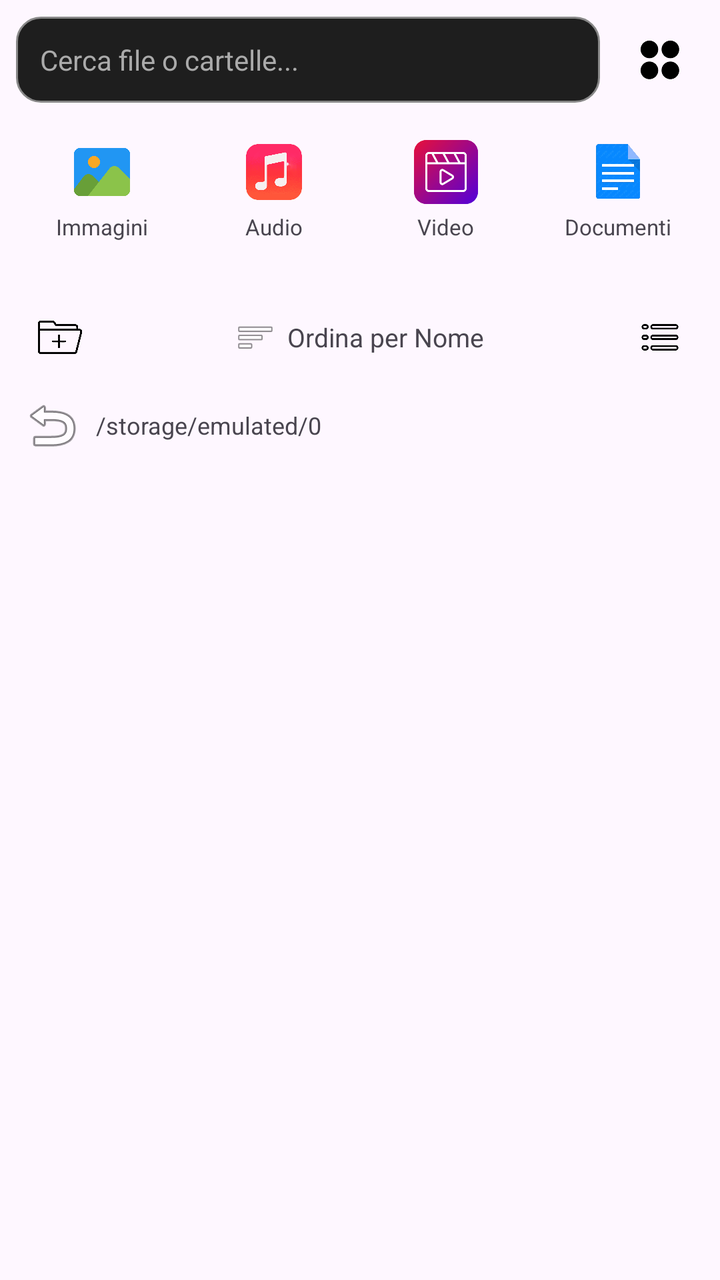
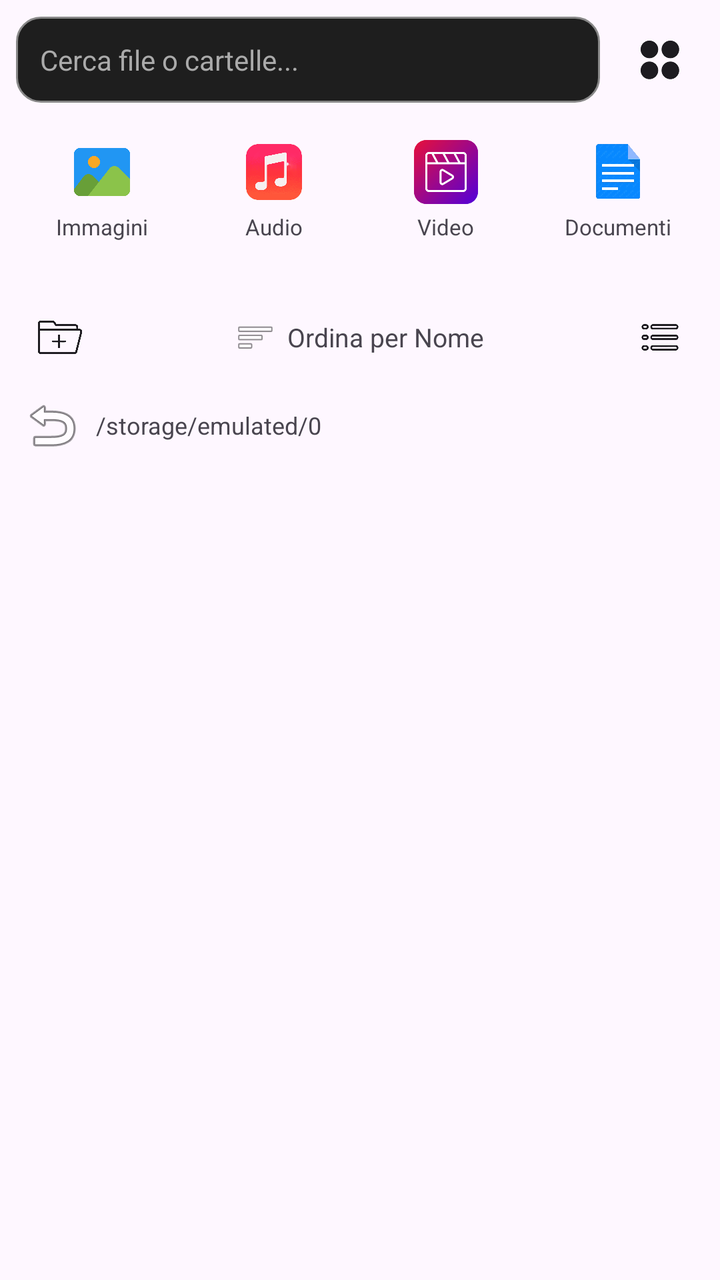

The first picture is an Android layout as it rendered before a commit; the second is the same layout after the commit. The layout source and the unified diff follow.
<!-- AndroidManifest.xml: application theme AppTheme -->
<!-- res/layout/activity_main.xml -->
<?xml version="1.0" encoding="utf-8"?>
<LinearLayout xmlns:android="http://schemas.android.com/apk/res/android"
    android:layout_width="match_parent"
    android:layout_height="match_parent"
    android:orientation="vertical"
    android:fitsSystemWindows="true">

    
    <LinearLayout
        android:id="@+id/searchBar"
        android:layout_width="match_parent"
        android:layout_height="wrap_content"
        android:orientation="horizontal"
        android:padding="8dp"
        android:gravity="center_vertical">

        <EditText
            android:id="@+id/editSearch"
            android:layout_width="0dp"
            android:layout_height="wrap_content"
            android:layout_weight="1"
            android:hint="Cerca file o cartelle..."
            android:padding="12dp"
            android:textSize="14sp"
            android:textColor="#FFFFFF"
            android:textColorHint="#AAAAAA"
            android:background="@drawable/search_background"
            android:maxLines="1"
            android:inputType="text" />

        <ImageButton
            android:id="@+id/btnSettings"
            android:layout_width="44dp"
            android:layout_height="44dp"
            android:layout_marginStart="8dp"
            android:src="@drawable/settings"
            android:background="?attr/selectableItemBackgroundBorderless"
            android:scaleType="fitCenter"
            android:padding="8dp"
            android:contentDescription="Impostazioni" />
    </LinearLayout>

    
    <LinearLayout
        android:id="@+id/selectionBar"
        android:layout_width="match_parent"
        android:layout_height="wrap_content"
        android:orientation="horizontal"
        android:paddingTop="4dp"
        android:paddingBottom="4dp"
        android:paddingStart="4dp"
        android:paddingEnd="4dp"
        android:gravity="center_vertical"
        android:background="#1E1E1E"
        android:visibility="gone">

        <ImageButton
            android:id="@+id/btnSelectionClose"
            android:layout_width="44dp"
            android:layout_height="wrap_content"
            android:minHeight="56dp"
            android:src="@android:drawable/ic_menu_close_clear_cancel"
            android:background="?attr/selectableItemBackgroundBorderless"
            android:scaleType="centerInside"
            android:contentDescription="Annulla selezione" />

        <TextView
            android:id="@+id/txtSelectionCount"
            android:layout_width="0dp"
            android:layout_height="wrap_content"
            android:layout_weight="1"
            android:paddingStart="4dp"
            android:paddingEnd="4dp"
            android:text="0 selezionati"
            android:textColor="#FFFFFF"
            android:textSize="15sp"
            android:textStyle="bold" />

        
        <LinearLayout
            android:id="@+id/btnSelCopy"
            android:layout_width="wrap_content"
            android:layout_height="wrap_content"
            android:orientation="vertical"
            android:gravity="center"
            android:clickable="true"
            android:focusable="true"
            android:background="?attr/selectableItemBackgroundBorderless"
            android:paddingStart="10dp"
            android:paddingEnd="10dp"
            android:paddingTop="6dp"
            android:paddingBottom="6dp">

            <ImageView
                android:layout_width="24dp"
                android:layout_height="24dp"
                android:src="@android:drawable/ic_menu_crop"
                android:contentDescription="" />

            <TextView
                android:layout_width="wrap_content"
                android:layout_height="wrap_content"
                android:text="Copia"
                android:textColor="#FFFFFF"
                android:textSize="10sp"
                android:paddingTop="2dp" />
        </LinearLayout>

        
        <LinearLayout
            android:id="@+id/btnSelPaste"
            android:layout_width="wrap_content"
            android:layout_height="wrap_content"
            android:orientation="vertical"
            android:gravity="center"
            android:clickable="true"
            android:focusable="true"
            android:background="?attr/selectableItemBackgroundBorderless"
            android:paddingStart="10dp"
            android:paddingEnd="10dp"
            android:paddingTop="6dp"
            android:paddingBottom="6dp"
            android:visibility="gone">

            <ImageView
                android:layout_width="24dp"
                android:layout_height="24dp"
                android:src="@android:drawable/ic_menu_save"
                android:contentDescription="" />

            <TextView
                android:layout_width="wrap_content"
                android:layout_height="wrap_content"
                android:text="Incolla"
                android:textColor="#FFFFFF"
                android:textSize="10sp"
                android:paddingTop="2dp" />
        </LinearLayout>

        
        <LinearLayout
            android:id="@+id/btnSelDelete"
            android:layout_width="wrap_content"
            android:layout_height="wrap_content"
            android:orientation="vertical"
            android:gravity="center"
            android:clickable="true"
            android:focusable="true"
            android:background="?attr/selectableItemBackgroundBorderless"
            android:paddingStart="10dp"
            android:paddingEnd="10dp"
            android:paddingTop="6dp"
            android:paddingBottom="6dp">

            <ImageView
                android:layout_width="24dp"
                android:layout_height="24dp"
                android:src="@android:drawable/ic_menu_delete"
                android:contentDescription="" />

            <TextView
                android:layout_width="wrap_content"
                android:layout_height="wrap_content"
                android:text="Elimina"
                android:textColor="#FFFFFF"
                android:textSize="10sp"
                android:paddingTop="2dp" />
        </LinearLayout>

        
        <LinearLayout
            android:id="@+id/btnSelMore"
            android:layout_width="wrap_content"
            android:layout_height="wrap_content"
            android:orientation="vertical"
            android:gravity="center"
            android:clickable="true"
            android:focusable="true"
            android:background="?attr/selectableItemBackgroundBorderless"
            android:paddingStart="10dp"
            android:paddingEnd="10dp"
            android:paddingTop="6dp"
            android:paddingBottom="6dp">

            <ImageView
                android:layout_width="24dp"
                android:layout_height="24dp"
                android:src="@android:drawable/ic_menu_more"
                android:contentDescription="" />

            <TextView
                android:layout_width="wrap_content"
                android:layout_height="wrap_content"
                android:text="Altro"
                android:textColor="#FFFFFF"
                android:textSize="10sp"
                android:paddingTop="2dp" />
        </LinearLayout>
    </LinearLayout>

    
    <LinearLayout
        android:id="@+id/categoriesRow"
        android:layout_width="match_parent"
        android:layout_height="wrap_content"
        android:orientation="horizontal"
        android:paddingStart="8dp"
        android:paddingEnd="8dp"
        android:paddingBottom="8dp">

        <LinearLayout
            android:id="@+id/catImages"
            android:layout_width="0dp"
            android:layout_height="wrap_content"
            android:layout_weight="1"
            android:orientation="vertical"
            android:gravity="center"
            android:padding="10dp"
            android:background="?attr/selectableItemBackground">

            <ImageView
                android:layout_width="32dp"
                android:layout_height="32dp"
                android:src="@drawable/images"
                android:contentDescription="" />

            <TextView
                android:layout_width="wrap_content"
                android:layout_height="wrap_content"
                android:text="Immagini"
                android:textSize="11sp"
                android:paddingTop="4dp" />
        </LinearLayout>

        <LinearLayout
            android:id="@+id/catAudio"
            android:layout_width="0dp"
            android:layout_height="wrap_content"
            android:layout_weight="1"
            android:orientation="vertical"
            android:gravity="center"
            android:padding="10dp"
            android:background="?attr/selectableItemBackground">

            <ImageView
                android:layout_width="32dp"
                android:layout_height="32dp"
                android:src="@drawable/audio"
                android:contentDescription="" />

            <TextView
                android:layout_width="wrap_content"
                android:layout_height="wrap_content"
                android:text="Audio"
                android:textSize="11sp"
                android:paddingTop="4dp" />
        </LinearLayout>

        <LinearLayout
            android:id="@+id/catVideo"
            android:layout_width="0dp"
            android:layout_height="wrap_content"
            android:layout_weight="1"
            android:orientation="vertical"
            android:gravity="center"
            android:padding="10dp"
            android:background="?attr/selectableItemBackground">

            <ImageView
                android:layout_width="32dp"
                android:layout_height="32dp"
                android:src="@drawable/video"
                android:contentDescription="" />

            <TextView
                android:layout_width="wrap_content"
                android:layout_height="wrap_content"
                android:text="Video"
                android:textSize="11sp"
                android:paddingTop="4dp" />
        </LinearLayout>

        <LinearLayout
            android:id="@+id/catDocs"
            android:layout_width="0dp"
            android:layout_height="wrap_content"
            android:layout_weight="1"
            android:orientation="vertical"
            android:gravity="center"
            android:padding="10dp"
            android:background="?attr/selectableItemBackground">

            <ImageView
                android:layout_width="32dp"
                android:layout_height="32dp"
                android:src="@drawable/documents"
                android:contentDescription="" />

            <TextView
                android:layout_width="wrap_content"
                android:layout_height="wrap_content"
                android:text="Documenti"
                android:textSize="11sp"
                android:paddingTop="4dp" />
        </LinearLayout>
    </LinearLayout>

    
    <LinearLayout
        android:id="@+id/storageRow"
        android:layout_width="match_parent"
        android:layout_height="wrap_content"
        android:orientation="horizontal"
        android:paddingStart="8dp"
        android:paddingEnd="8dp"
        android:paddingBottom="8dp" />

    
    <LinearLayout
        android:id="@+id/actionsRow"
        android:layout_width="match_parent"
        android:layout_height="wrap_content"
        android:orientation="horizontal"
        android:paddingStart="8dp"
        android:paddingEnd="8dp"
        android:paddingBottom="4dp"
        android:gravity="center_vertical">

        <ImageButton
            android:id="@+id/btnAddFolder"
            android:layout_width="44dp"
            android:layout_height="44dp"
            android:src="@drawable/folder_add"
            android:background="?attr/selectableItemBackgroundBorderless"
            android:scaleType="fitCenter"
            android:padding="8dp"
            android:contentDescription="Nuova cartella" />

        
        <ImageButton
            android:id="@+id/btnPaste"
            android:layout_width="44dp"
            android:layout_height="44dp"
            android:src="@android:drawable/ic_menu_save"
            android:background="?attr/selectableItemBackgroundBorderless"
            android:scaleType="fitCenter"
            android:padding="8dp"
            android:contentDescription="Incolla"
            android:visibility="gone" />

        <LinearLayout
            android:id="@+id/btnSort"
            android:layout_width="0dp"
            android:layout_height="wrap_content"
            android:layout_weight="1"
            android:orientation="horizontal"
            android:gravity="center"
            android:clickable="true"
            android:focusable="true"
            android:background="?attr/selectableItemBackground"
            android:padding="8dp">

            <ImageView
                android:layout_width="20dp"
                android:layout_height="20dp"
                android:src="@android:drawable/ic_menu_sort_by_size"
                android:contentDescription="" />

            <TextView
                android:id="@+id/txtSort"
                android:layout_width="wrap_content"
                android:layout_height="wrap_content"
                android:text="Ordina per Nome"
                android:textSize="13sp"
                android:paddingStart="6dp" />
        </LinearLayout>

        <ImageButton
            android:id="@+id/btnViewToggle"
            android:layout_width="44dp"
            android:layout_height="44dp"
            android:src="@drawable/list"
            android:background="?attr/selectableItemBackgroundBorderless"
            android:scaleType="fitCenter"
            android:padding="8dp"
            android:contentDescription="Vista" />
    </LinearLayout>

    
    <LinearLayout
        android:layout_width="match_parent"
        android:layout_height="wrap_content"
        android:orientation="horizontal"
        android:paddingStart="8dp"
        android:paddingEnd="8dp"
        android:paddingBottom="4dp"
        android:gravity="center_vertical">

        <ImageButton
            android:id="@+id/btnBack"
            android:layout_width="36dp"
            android:layout_height="36dp"
            android:src="@android:drawable/ic_menu_revert"
            android:background="?attr/selectableItemBackgroundBorderless"
            android:contentDescription="Indietro" />

        <TextView
            android:id="@+id/txtPath"
            android:layout_width="0dp"
            android:layout_height="wrap_content"
            android:layout_weight="1"
            android:paddingStart="4dp"
            android:text="/storage/emulated/0"
            android:textSize="12sp"
            android:maxLines="1"
            android:ellipsize="start" />
    </LinearLayout>

    
    <androidx.recyclerview.widget.RecyclerView
        android:id="@+id/recyclerFiles"
        android:layout_width="match_parent"
        android:layout_height="0dp"
        android:layout_weight="1"
        android:padding="4dp"
        android:clipToPadding="false" />

</LinearLayout>
<!-- resources referenced by this layout -->
<resources>
  <!-- drawable audio: png bitmap (drawable, 36407 bytes) -->
  <!-- drawable documents: png bitmap (drawable, 115322 bytes) -->
  <!-- drawable folder_add: png bitmap (drawable, 55943 bytes) -->
  <!-- drawable images: png bitmap (drawable, 10443 bytes) -->
  <!-- drawable list: png bitmap (drawable, 16374 bytes) -->
  <!-- drawable search_background (drawable) -->
  <?xml version="1.0" encoding="utf-8"?>
  <shape xmlns:android="http://schemas.android.com/apk/res/android"
      android:shape="rectangle">
      <solid android:color="#1E1E1E" />
      <corners android:radius="12dp" />
      <stroke
          android:width="1dp"
          android:color="#888888" />
  </shape>
  <!-- drawable settings: png bitmap (drawable, 3551 bytes) -->
  <!-- drawable video: png bitmap (drawable, 12283 bytes) -->
  <style name="AppTheme" parent="Theme.Material3.DayNight.NoActionBar">
          <item name="android:statusBarColor">#000000</item>
          <item name="android:navigationBarColor">#000000</item>
          <item name="android:windowLightStatusBar">false</item>
          <item name="android:windowLightNavigationBar" tools:targetApi="o_mr1">false</item>
      </style>
</resources>

<!-- the commit's change to res/layout/activity_main.xml (unified diff, before → after) -->
@@ -1,5 +1,6 @@
 <?xml version="1.0" encoding="utf-8"?>
 <LinearLayout xmlns:android="http://schemas.android.com/apk/res/android"
+    xmlns:app="http://schemas.android.com/apk/res-auto"
     android:layout_width="match_parent"
     android:layout_height="match_parent"
     android:orientation="vertical"
@@ -34,6 +35,7 @@
             android:layout_height="44dp"
             android:layout_marginStart="8dp"
             android:src="@drawable/settings"
+            app:tint="?attr/colorOnSurface"
             android:background="?attr/selectableItemBackgroundBorderless"
             android:scaleType="fitCenter"
             android:padding="8dp"
@@ -95,6 +97,7 @@
                 android:layout_width="24dp"
                 android:layout_height="24dp"
                 android:src="@android:drawable/ic_menu_crop"
+                app:tint="#FFFFFF"
                 android:contentDescription="" />
 
             <TextView
@@ -126,6 +129,7 @@
                 android:layout_width="24dp"
                 android:layout_height="24dp"
                 android:src="@android:drawable/ic_menu_save"
+                app:tint="#FFFFFF"
                 android:contentDescription="" />
 
             <TextView
@@ -156,6 +160,7 @@
                 android:layout_width="24dp"
                 android:layout_height="24dp"
                 android:src="@android:drawable/ic_menu_delete"
+                app:tint="#FFFFFF"
                 android:contentDescription="" />
 
             <TextView
@@ -186,6 +191,7 @@
                 android:layout_width="24dp"
                 android:layout_height="24dp"
                 android:src="@android:drawable/ic_menu_more"
+                app:tint="#FFFFFF"
                 android:contentDescription="" />
 
             <TextView
@@ -331,6 +337,7 @@
             android:layout_width="44dp"
             android:layout_height="44dp"
             android:src="@drawable/folder_add"
+            app:tint="?attr/colorOnSurface"
             android:background="?attr/selectableItemBackgroundBorderless"
             android:scaleType="fitCenter"
             android:padding="8dp"
@@ -380,6 +387,7 @@
             android:layout_width="44dp"
             android:layout_height="44dp"
             android:src="@drawable/list"
+            app:tint="?attr/colorOnSurface"
             android:background="?attr/selectableItemBackgroundBorderless"
             android:scaleType="fitCenter"
             android:padding="8dp"
